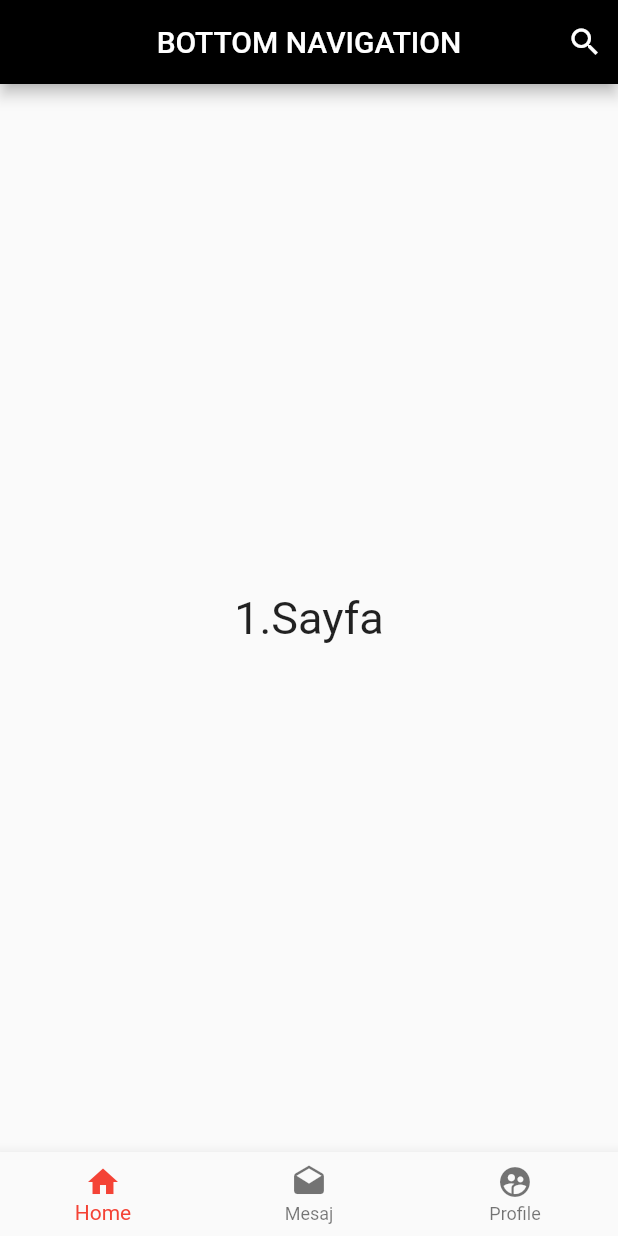
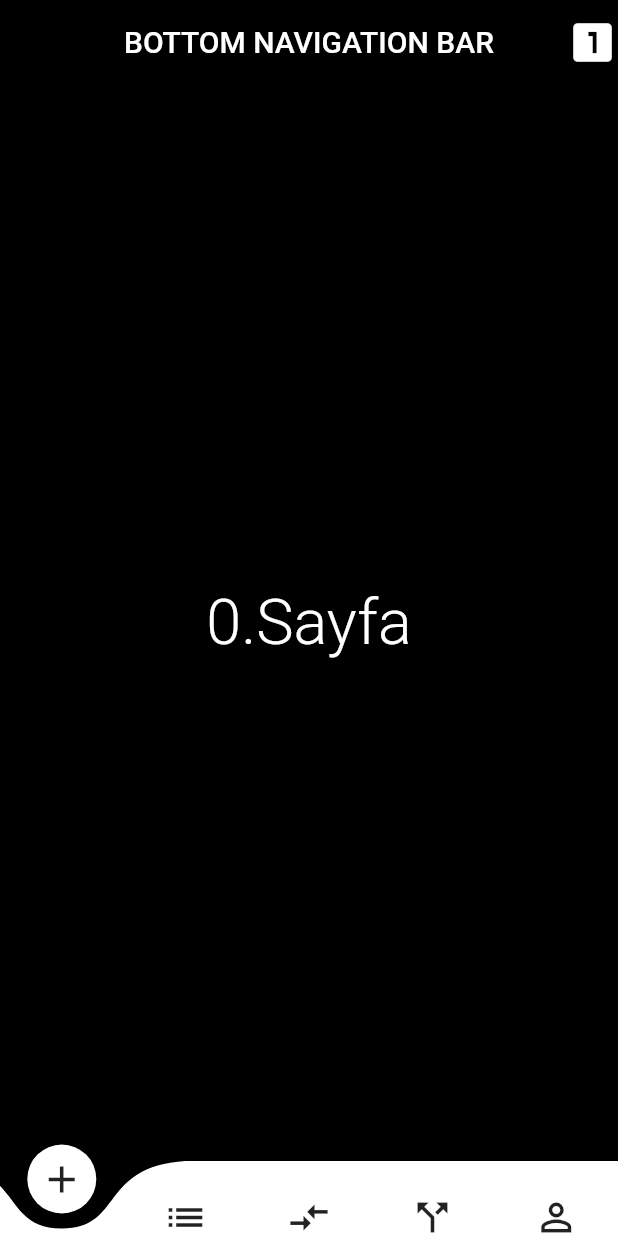
Before and after one commit to harunayyildiz/flutterwidget, a Flutter app: the screen it shows after launch, on a phone screen of 412 x 824 dp. Run offline on Flutter 3.47's test engine with Material 2 defaults, Android fonts, the phone set to English and light mode, and no system bars; drawn by our look-alikes of curved_navigation_bar; our stand-ins replace carousel_slider.

Commit message:
four load

```diff
--- /dev/null
+++ b/lib/BottomNavigation/BottomNavigationBar2.dart
@@ -0,0 +1,64 @@
+import 'package:flutter/material.dart';
+import 'package:curved_navigation_bar/curved_navigation_bar.dart';
+
+class BottomNavBar extends StatefulWidget {
+  @override
+  _BottomNavBarState createState() => _BottomNavBarState();
+}
+
+class _BottomNavBarState extends State<BottomNavBar> {
+  int _page = 0;
+  GlobalKey _bottomNavigationKey = GlobalKey();
+
+  @override
+  Widget build(BuildContext context) {
+    return Scaffold(
+      appBar: AppBar(
+        title: Text("BOTTOM NAVIGATION BAR",style: TextStyle(color: Colors.white),),
+        centerTitle: true,
+        actions: <Widget>[
+          InkWell(
+          child:Icon(Icons.looks_one,size: 34),
+      onTap: (){
+        final CurvedNavigationBarState navBarState = _bottomNavigationKey.currentState;
+        navBarState.setPage(1);
+      },
+      ),
+        ],
+      ),
+        bottomNavigationBar: CurvedNavigationBar(
+          key: _bottomNavigationKey,
+          index: 0,
+          height: 50.0,
+          items: <Widget>[
+            Icon(Icons.add, size: 30),
+            Icon(Icons.list, size: 30),
+            Icon(Icons.compare_arrows, size: 30),
+            Icon(Icons.call_split, size: 30),
+            Icon(Icons.perm_identity, size: 30),
+          ],
+          color: Colors.white,
+          buttonBackgroundColor: Colors.white,
+          backgroundColor: Colors.black,
+          animationCurve: Curves.easeInOut,
+          animationDuration: Duration(milliseconds: 600),
+          onTap: (index) {
+            setState(() {
+              _page = index;
+            });
+          },
+        ),
+        //.fromARGB(240, 180, 1 , 1),
+        body: Container(
+          color: Colors.black,
+          child: Center(
+            child: Column(
+              mainAxisAlignment: MainAxisAlignment.center,
+              children: <Widget>[
+                Text(_page.toString()+".Sayfa", textScaleFactor: 3.0,style:TextStyle(color:Colors.white,fontWeight: FontWeight.w300),),
+              ],
+            ),
+          ),
+        ));
+  }
+}
--- a/lib/main.dart
+++ b/lib/main.dart
@@ -1,5 +1,5 @@
 import 'package:flutter/material.dart';
-import 'BottomNavigation/BottomNavigation.dart';
+import 'package:flutterwidget/BottomNavigation/BottomNavigationBar2.dart';
 void main()=>runApp(StartApp());
 class StartApp extends StatelessWidget {
   @override
@@ -9,7 +9,7 @@ class StartApp extends StatelessWidget {
       theme: ThemeData(
         primaryColor: Colors.black,
       ),
-      home:HomeState(),
+      home:BottomNavBar(),
     );
   }
 }
--- a/pubspec.yaml
+++ b/pubspec.yaml
@@ -20,6 +20,7 @@ dependencies:
   flutter:
     sdk: flutter
   carousel_slider: ^1.4.1
+  curved_navigation_bar: ^0.3.2
 
   # The following adds the Cupertino Icons font to your application.
   # Use with the CupertinoIcons class for iOS style icons.
```
Also changed, not shown: pubspec.lock.
